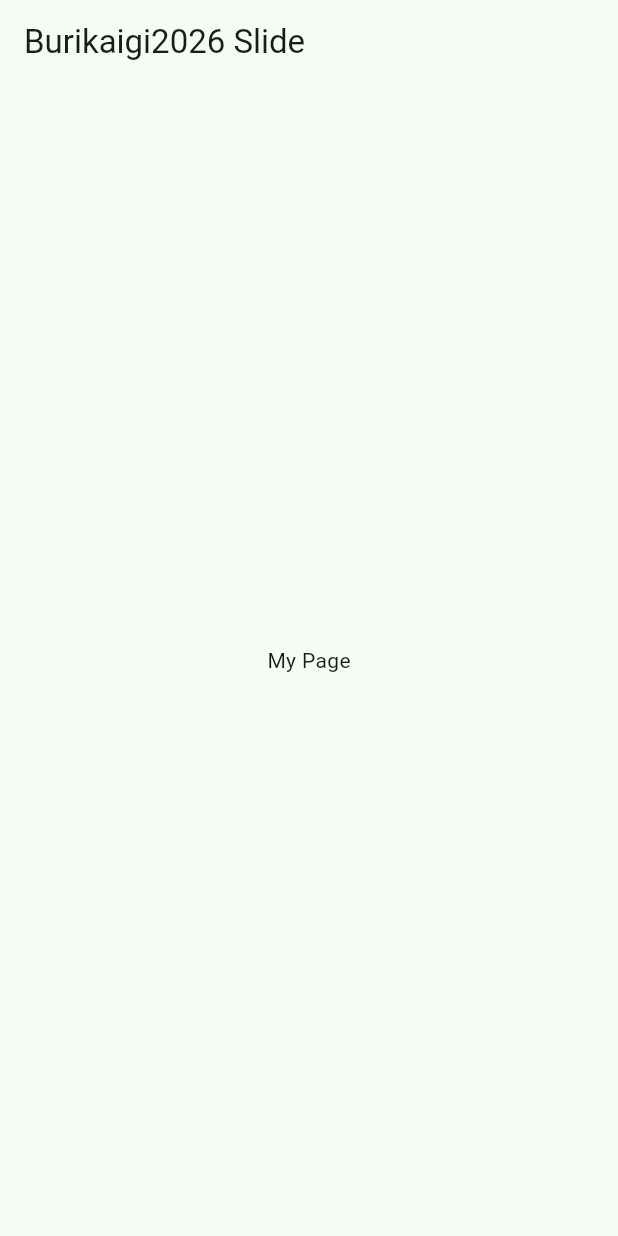
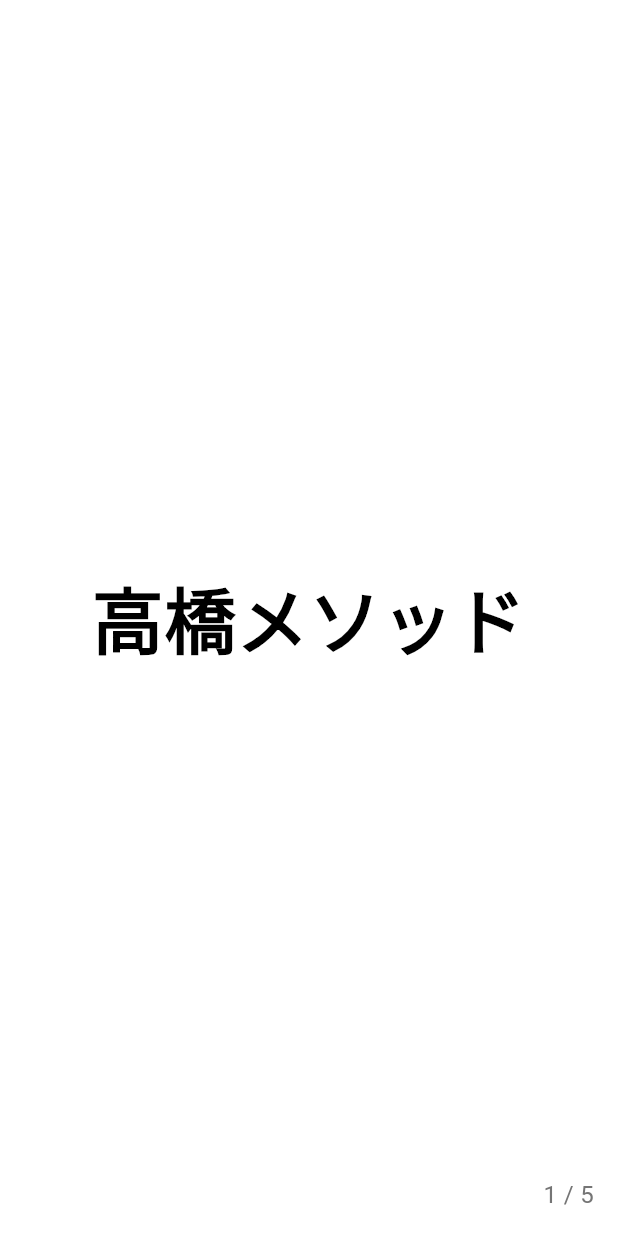
Before and after one commit to dicenull/flutterweb_burikaigi2026, a Flutter app: the screen it shows after launch, on a phone screen of 412 x 824 dp. Run offline on Flutter 3.47's test engine with Material 3 defaults, Android fonts, the phone set to English and light mode, and no system bars.

Commit message:
まずは高橋スライド

```diff
--- a/lib/main.dart
+++ b/lib/main.dart
@@ -1,13 +1,22 @@
 import 'package:flutter/material.dart';
+import 'package:flutter/services.dart';
 
 void main() {
   runApp(const MyApp());
 }
 
+// スライドデータのリスト
+final List<String> slides = [
+  '高橋メソッド',
+  '大きな文字で',
+  'シンプルに',
+  '伝える',
+  'スライド',
+];
+
 class MyApp extends StatelessWidget {
   const MyApp({super.key});
 
-  // This widget is the root of your application.
   @override
   Widget build(BuildContext context) {
     return MaterialApp(
@@ -15,19 +24,116 @@ class MyApp extends StatelessWidget {
       theme: ThemeData(
         colorScheme: ColorScheme.fromSeed(seedColor: Colors.greenAccent),
       ),
-      home: const MyPage(),
+      home: const SlidePage(),
     );
   }
 }
 
-class MyPage extends StatelessWidget {
-  const MyPage({super.key});
+class SlidePage extends StatefulWidget {
+  const SlidePage({super.key});
+
+  @override
+  State<SlidePage> createState() => _SlidePageState();
+}
+
+class _SlidePageState extends State<SlidePage> {
+  late PageController _pageController;
+  int _currentPage = 0;
+
+  @override
+  void initState() {
+    super.initState();
+    _pageController = PageController();
+  }
+
+  @override
+  void dispose() {
+    _pageController.dispose();
+    super.dispose();
+  }
+
+  void _goToNextSlide() {
+    if (_currentPage < slides.length - 1) {
+      _pageController.nextPage(
+        duration: const Duration(milliseconds: 300),
+        curve: Curves.easeInOut,
+      );
+    }
+  }
+
+  void _goToPreviousSlide() {
+    if (_currentPage > 0) {
+      _pageController.previousPage(
+        duration: const Duration(milliseconds: 300),
+        curve: Curves.easeInOut,
+      );
+    }
+  }
 
   @override
   Widget build(BuildContext context) {
+    final screenSize = MediaQuery.of(context).size;
+    final fontSize = (screenSize.width * 0.1).clamp(48.0, 120.0);
+
     return Scaffold(
-      appBar: AppBar(title: const Text('Burikaigi2026 Slide')),
-      body: const Center(child: Text('My Page')),
+      backgroundColor: Colors.white,
+      body: Focus(
+        autofocus: true,
+        onKeyEvent: (node, event) {
+          if (event is KeyDownEvent) {
+            if (event.logicalKey == LogicalKeyboardKey.arrowRight) {
+              _goToNextSlide();
+              return KeyEventResult.handled;
+            } else if (event.logicalKey == LogicalKeyboardKey.arrowLeft) {
+              _goToPreviousSlide();
+              return KeyEventResult.handled;
+            }
+          }
+          return KeyEventResult.ignored;
+        },
+        child: Stack(
+          children: [
+            PageView.builder(
+              controller: _pageController,
+              onPageChanged: (index) {
+                setState(() {
+                  _currentPage = index;
+                });
+              },
+              itemCount: slides.length,
+              itemBuilder: (context, index) {
+                return Center(
+                  child: Padding(
+                    padding: const EdgeInsets.symmetric(horizontal: 32.0),
+                    child: Text(
+                      slides[index],
+                      textAlign: TextAlign.center,
+                      style: TextStyle(
+                        fontSize: fontSize,
+                        fontWeight: FontWeight.bold,
+                        color: Colors.black,
+                        height: 1.2,
+                      ),
+                    ),
+                  ),
+                );
+              },
+            ),
+            // スライド番号表示（右下）
+            Positioned(
+              bottom: 16,
+              right: 16,
+              child: Text(
+                '${_currentPage + 1} / ${slides.length}',
+                style: TextStyle(
+                  fontSize: 16,
+                  color: Colors.grey[600],
+                ),
+              ),
+            ),
+          ],
+        ),
+      ),
     );
   }
 }
```
